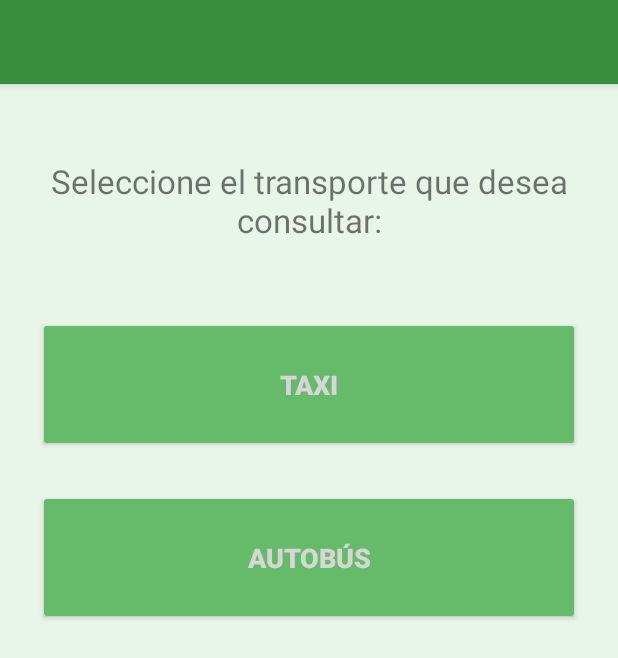
After one commit to alu0100697414/SmartLaPalma, an Android app: the layout activity_transports.xml on its own in the app's theme, with its tools: preview values and no code run, on a phone screen of 412 x 824 dp. The commit adds this screen. Shown: the top 658 px of the screen. Run offline under Robolectric (Android 15) with nearby library versions, the phone set to English and light mode, and no system bars.

Commit message:
Created transports activity.

```diff
--- /dev/null
+++ b/app/src/main/res/layout/activity_transports.xml
@@ -0,0 +1,73 @@
+<?xml version="1.0" encoding="utf-8"?>
+<android.support.constraint.ConstraintLayout xmlns:android="http://schemas.android.com/apk/res/android"
+    xmlns:app="http://schemas.android.com/apk/res-auto"
+    xmlns:tools="http://schemas.android.com/tools"
+    android:layout_width="match_parent"
+    android:layout_height="match_parent"
+    android:background="@color/background_screen"
+    tools:context=".Views.Activities.TransportsActivity">
+
+    <LinearLayout
+        android:layout_width="match_parent"
+        android:layout_height="match_parent"
+        android:orientation="vertical">
+
+        <android.support.design.widget.AppBarLayout
+            android:id="@+id/app_bar"
+            android:layout_width="match_parent"
+            android:layout_height="wrap_content"
+            android:theme="@style/AppTheme.AppBarOverlay">
+
+            <android.support.v7.widget.Toolbar
+                android:id="@+id/toolbar"
+                android:layout_width="match_parent"
+                android:layout_height="?android:attr/actionBarSize"
+                app:popupTheme="@style/AppTheme.PopupOverlay" />
+
+        </android.support.design.widget.AppBarLayout>
+
+        <TextView
+            android:id="@+id/intro_transports"
+            android:layout_width="match_parent"
+            android:layout_height="wrap_content"
+            android:gravity="center_horizontal"
+            android:layout_marginTop="50dp"
+            android:layout_marginBottom="50dp"
+            android:layout_marginLeft="25dp"
+            android:layout_marginRight="25dp"
+            android:textSize="22dp"
+            android:text="@string/intro_transports"/>
+
+        <LinearLayout
+            android:layout_width="match_parent"
+            android:layout_height="match_parent"
+            android:orientation="vertical">
+
+            <Button
+                android:id="@+id/taxi_button"
+                android:layout_width="match_parent"
+                android:layout_height="90dp"
+                android:layout_marginLeft="25dp"
+                android:layout_marginRight="25dp"
+                android:backgroundTint="@color/buttonColor"
+                android:textColor="@color/md_white_1000"
+                android:textStyle="bold"
+                android:textSize="18dp"
+                android:text="@string/taxi_button"/>
+
+            <Button
+                android:id="@+id/bus_button"
+                android:layout_width="match_parent"
+                android:layout_height="90dp"
+                android:layout_marginTop="25dp"
+                android:layout_marginLeft="25dp"
+                android:layout_marginRight="25dp"
+                android:backgroundTint="@color/buttonColor"
+                android:textColor="@color/md_white_1000"
+                android:textStyle="bold"
+                android:textSize="18dp"
+                android:text="@string/autobus_button"/>
+        </LinearLayout>
+    </LinearLayout>
+
+</android.support.constraint.ConstraintLayout>
--- a/app/src/main/res/values/colors.xml
+++ b/app/src/main/res/values/colors.xml
@@ -3,5 +3,6 @@
     <color name="colorPrimary">#388E3C</color>
     <color name="colorPrimaryDark">#2E7D32</color>
     <color name="colorAccent">#A5D6A7</color>
+    <color name="buttonColor">#66BB6A</color>
     <color name="background_screen">#E8F5E9</color>
 </resources>
--- a/app/src/main/res/values/strings.xml
+++ b/app/src/main/res/values/strings.xml
@@ -6,6 +6,7 @@
     <string name="news_activity_name">Noticias</string>
     <string name="contact_activity_name">Contacto</string>
     <string name="about_activity_name">Acerca de</string>
+    <string name="transports_activity_name">Transporte público</string>
 
     <!--Material Drawer-->
     <string name="resident">Residente</string>
@@ -28,4 +29,9 @@
     <string name="for_more_info">Puedes encontrar toda la noticia en la app Smart LaPalma</string>
     <string name="app_url">app URL</string>
 
+    <!--Transport Activity-->
+    <string name="taxi_button">Taxi</string>
+    <string name="autobus_button">Autobús</string>
+    <string name="intro_transports">Seleccione el transporte que desea consultar:</string>
+
 </resources>
```
Also changed, not shown: app/src/main/AndroidManifest.xml (+6 -1 lines), app/src/main/java/com/example/jose/smartlapalma/Controllers/Utils/CustomMaterialDrawer.java (+21 -0 lines), app/src/main/java/com/example/jose/smartlapalma/Views/Activities/TransportsActivity.java (added, +51 -0 lines).
